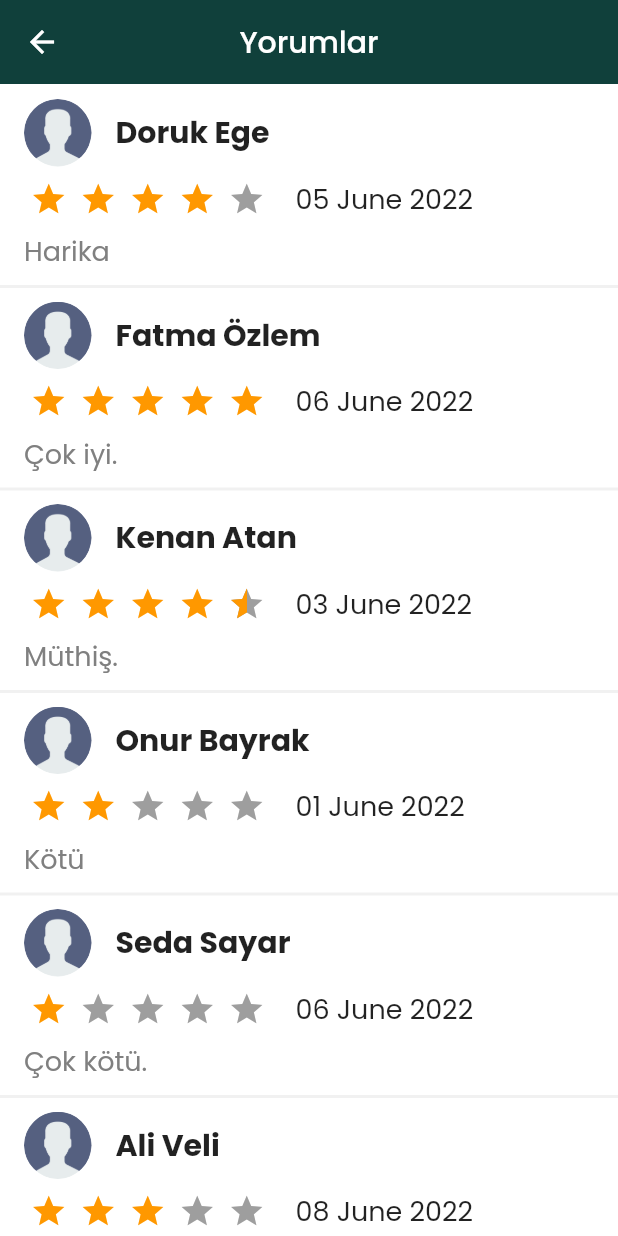
After one commit to fersuekinci/OUA-bootcamp, a Flutter app: the Reviews screen opened directly, on a phone screen of 412 x 824 dp. The commit adds this screen. Run offline on Flutter 3.47's test engine with Material 2 defaults, Android fonts, the phone set to English and light mode, and no system bars; drawn by our look-alikes of flutter_rating_bar; our stand-ins replace carousel_slider, cloud_firestore, firebase_auth, firebase_core, flutter_datetime_picker, flutter_riverpod and 13 more; missing offline and left inert: add_2_calendar, flutter_auth_ui, ntp; accounts and stored records are empty; project files that could hold a hidden picture were left out.

Commit message:
yorum sayfası ve rating sayfası oluşturuldu.

```diff
--- /dev/null
+++ b/lib/model/review_model.dart
@@ -0,0 +1,27 @@
+class ReviewModal {
+  String? image;
+  String? name;
+  double? rating;
+  String? date;
+  String? comment;
+
+  ReviewModal({this.image, this.name, this.rating, this.date, this.comment});
+
+  ReviewModal.fromJson(Map<String, dynamic> json) {
+    image = json['image'];
+    name = json['name'];
+    rating = json['rating'];
+    date = json['date'];
+    comment = json['comment'];
+  }
+
+  Map<String, dynamic> toJson() {
+    final Map<String, dynamic> data = new Map<String, dynamic>();
+    data['image'] = this.image;
+    data['name'] = this.name;
+    data['rating'] = this.rating;
+    data['date'] = this.date;
+    data['comment'] = this.comment;
+    return data;
+  }
+}
--- a/lib/pages/businesses_page.dart
+++ b/lib/pages/businesses_page.dart
@@ -14,6 +14,8 @@ import 'package:oua_bootcamp/repositories/repo_business_detail.dart';
 import 'package:oua_bootcamp/repositories/repo_categories.dart';
 import 'package:oua_bootcamp/utils/utils.dart';
 import 'package:oua_bootcamp/widgets/alert.dart';
+import 'package:oua_bootcamp/pages/comment.dart';
+import 'package:oua_bootcamp/pages/rating_dialog.dart';
 
 class Businesses extends ConsumerWidget {
   List<BusinessModal> businessList = [];
@@ -166,10 +168,10 @@ class Businesses extends ConsumerWidget {
                 onTap: () {
                   //  AuthMethods().signInWithGoogle(context);
                   //   AuthMethods().signOut();
-                  // Navigator.push(
-                  //     context,
-                  //     MaterialPageRoute(
-                  //         builder: (context) => const ChatHistoryPage()));
+                   Navigator.push(
+                      context,
+                       MaterialPageRoute(
+                           builder: (context) => Reviews()));
                 },
                 child: Column(
                   children: [
--- /dev/null
+++ b/lib/pages/comment.dart
@@ -0,0 +1,224 @@
+import 'package:flutter/material.dart';
+import 'package:flutter_rating_bar/flutter_rating_bar.dart';
+import '../constants.dart';
+import 'package:oua_bootcamp/model/review_model.dart';
+
+class Reviews extends StatefulWidget {
+  Reviews({Key? key}) : super(key: key);
+
+  @override
+  _ReviewsState createState() => _ReviewsState();
+}
+
+class _ReviewsState extends State<Reviews> {
+  bool isMore = false;
+  List<double> ratings = [0.1, 0.3, 0.5, 0.7, 0.9];
+
+  @override
+  Widget build(BuildContext context) {
+    return Scaffold(
+      backgroundColor: kWhiteColor,
+      appBar: AppBar(
+        title: Text("Yorumlar"),
+        backgroundColor: kSecondaryColor,
+
+      ),
+      body: Column(
+        children: [
+
+          Expanded(
+            child: ListView.separated(
+              padding: EdgeInsets.only(bottom: 8.0, top: 8.0),
+              itemCount: reviewList.length,
+              itemBuilder: (context, index) {
+                return ReviewUI(
+                  image: reviewList[index].image,
+                  name: reviewList[index].name,
+                  date: reviewList[index].date,
+                  comment: reviewList[index].comment,
+                  rating: reviewList[index].rating,
+                  onPressed: () => print("More Action $index"),
+                  onTap: () => setState(() {
+                    isMore = !isMore;
+                  }), isLess: isMore,
+
+                );
+              },
+              separatorBuilder: (context, index) {
+                return Divider(
+                  thickness: 2.0,
+                  color: kAccentColor,
+                );
+              },
+            ),
+          ),
+        ],
+      ),
+    );
+  }
+}
+
+
+
+class ReviewUI extends StatelessWidget {
+  String? image, name, date, comment;
+  double? rating;
+  Function? onTap, onPressed;
+  bool? isLess;
+
+  ReviewUI({
+
+    Key? key,
+    this.image,
+    this.name,
+    this.date,
+    this.comment,
+    this.rating,
+    this.onTap,
+    this.isLess,
+    this.onPressed,
+  }) : super(key: key);
+
+  @override
+  Widget build(BuildContext context) {
+    return Container(
+      padding: EdgeInsets.only(
+        top: 2.0,
+        bottom: 2.0,
+        left: 16.0,
+        right: 0.0,
+      ),
+      child: Column(
+        crossAxisAlignment: CrossAxisAlignment.start,
+        children: [
+          Row(
+            children: [
+              Container(
+                height: 45.0,
+                width: 45.0,
+                margin: EdgeInsets.only(right: 16.0),
+                decoration: BoxDecoration(
+                  image: DecorationImage(
+                    image: AssetImage(image!),
+                    fit: BoxFit.cover,
+                  ),
+                  borderRadius: BorderRadius.circular(44.0),
+                ),
+              ),
+              Expanded(
+                child: Text(
+                  name!,
+                  style: TextStyle(
+                    fontSize: 20.0,
+                    fontWeight: FontWeight.bold,
+                  ),
+                ),
+              ),
+            ],
+          ),
+          SizedBox(height: 8.0),
+          Row(
+            children: [
+              RatingBar.builder(
+                itemSize: 25,
+                initialRating: rating!,
+                minRating: 1,
+                direction: Axis.horizontal,
+                allowHalfRating: true,
+                itemCount: 5,
+                itemPadding: EdgeInsets.symmetric(horizontal: 4.0),
+                itemBuilder: (context, _) => Icon(
+                  Icons.star,
+                  color: Colors.orange,
+                ),
+                onRatingUpdate: (rating) {
+                  print(rating);
+                },
+              ),
+              SizedBox(width: kFixPadding),
+              Text(
+                date!,
+                style: TextStyle(fontSize: 18.0),
+              ),
+            ],
+          ),
+          SizedBox(height: 8.0),
+          GestureDetector(
+            onTap: ()=>{},
+            child: isLess!
+                ? Text(
+              comment!,
+              style: TextStyle(
+                fontSize: 18.0,
+                color: kLightColor,
+              ),
+            )
+                : Text(
+              comment!,
+              maxLines: 3,
+              overflow: TextOverflow.ellipsis,
+              style: TextStyle(
+                fontSize: 18.0,
+                color: kLightColor,
+              ),
+            ),
+          ),
+        ],
+      ),
+    );
+  }
+}
+
+
+
+
+final reviewList = [
+  ReviewModal(
+    image: "assets/images/user.png",
+    name: "Doruk Ege",
+    rating: 4,
+    date: "05 June 2022",
+    comment:
+    "Harika",
+  ),
+  ReviewModal(
+    image: "assets/images/user.png",
+    name: "Fatma Özlem",
+    rating: 5,
+    date: "06 June 2022",
+    comment:
+    "Çok iyi.",
+  ),
+  ReviewModal(
+    image: "assets/images/user.png",
+    name: "Kenan Atan",
+    rating: 4.5,
+    date: "03 June 2022",
+    comment:
+    "Müthiş.",
+  ),
+  ReviewModal(
+    image: "assets/images/user.png",
+    name: "Onur Bayrak",
+    rating: 2,
+    date: "01 June 2022",
+    comment:
+    "Kötü",
+  ),
+  ReviewModal(
+    image: "assets/images/user.png",
+    name: "Seda Sayar",
+    rating: 1,
+    date: "06 June 2022",
+    comment:
+    "Çok kötü.",
+  ),
+  ReviewModal(
+    image: "assets/images/user.png",
+    name: "Ali Veli",
+    rating: 3,
+    date: "08 June 2022",
+    comment:
+    "İyi.",
+  ),
+];
--- /dev/null
+++ b/lib/pages/rating_dialog.dart
@@ -0,0 +1,49 @@
+import "package:flutter/material.dart";
+import 'package:oua_bootcamp/pages/category_page.dart';
+import "package:rating_dialog/rating_dialog.dart";
+
+import '../constants.dart';
+
+class MyRatingDialogScreen extends StatefulWidget {
+  @override
+  _MyRatingDialogScreenState createState() => _MyRatingDialogScreenState();
+}
+class _MyRatingDialogScreenState extends State<MyRatingDialogScreen> {
+  @override
+  Widget build(BuildContext context) {
+    return Scaffold(
+      body: Container(
+        child: Center(
+          child: ElevatedButton(
+              child: Text( 'Rating Dialog', style: TextStyle(color: Colors.white, fontSize: 25) ),
+          style: ElevatedButton.styleFrom(
+              primary: kSecondaryColor,
+              elevation: 5,
+              shape: const BeveledRectangleBorder( borderRadius: BorderRadius.all(Radius.circular(5))),
+              padding: EdgeInsets.all(12)
+          ),
+          onPressed: showRatingDialog,
+        ),
+      ),
+    ));
+  }
+
+  void showRatingDialog() {
+    final ratingDialog = RatingDialog(
+      title: Text('Rate this app'),
+      message: Text('If you enjoy using this app, would you mind taking a moment to rate it? Thank you for your support!'),
+      submitButtonText: 'Submit',
+      onCancelled: () => print('cancelled'),
+      onSubmitted: (response) {
+        print('rating: ${response.rating}, ');
+        print('comment: ${response.comment}');
+      },
+    );
+
+    showDialog(
+      context: context,
+      barrierDismissible: true,
+      builder: (context) => ratingDialog,
+    );
+  }
+}
--- a/pubspec.yaml
+++ b/pubspec.yaml
@@ -29,6 +29,9 @@ environment:
 dependencies:
   flutter:
     sdk: flutter
+
+  flutter_rating_bar: ^4.0.1
+  rating_dialog: ^2.0.4
 
   #Slider resim eklentisi
   carousel_slider: ^4.1.1
```
Also changed, not shown: pubspec.lock.
